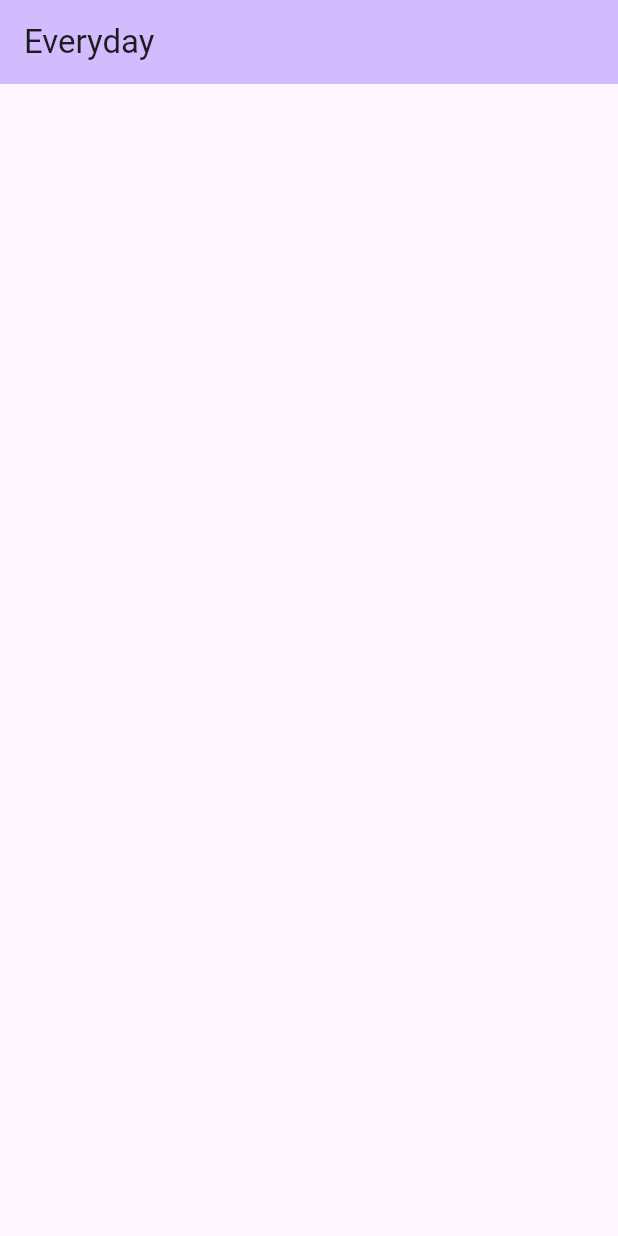
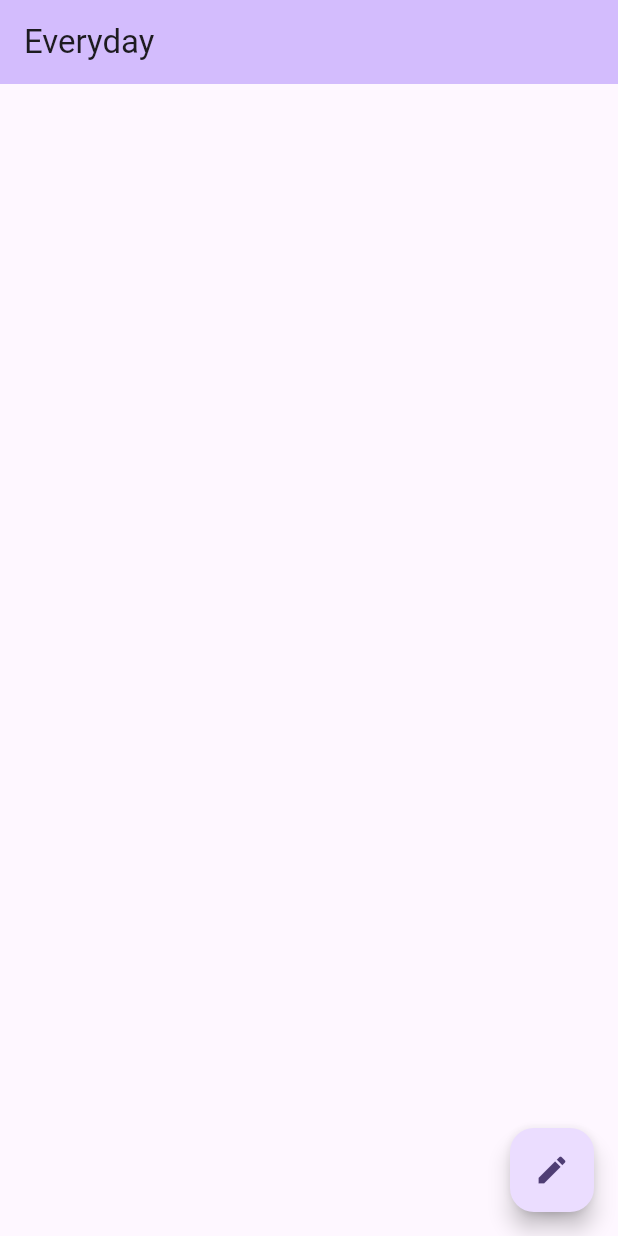
Before and after one commit to bolexyro/everyday, a Flutter app: the screen it shows after launch, on a phone screen of 412 x 824 dp. Run offline on Flutter 3.47's test engine with Material 3 defaults, Android fonts, the phone set to English and light mode, and no system bars.

Commit message:
Create the expandable fab

```diff
--- /dev/null
+++ b/lib/components/expandable_fab.dart
@@ -0,0 +1,231 @@
+import 'package:flutter/material.dart';
+import 'dart:math' as math;
+
+class ExpandableFab extends StatefulWidget {
+  const ExpandableFab({
+    super.key,
+    this.initialOpen,
+    required this.distance,
+    required this.children,
+  });
+
+  final bool? initialOpen;
+  final double distance;
+  final List<Widget> children;
+
+  @override
+  State<ExpandableFab> createState() => _ExpandableFabState();
+}
+
+class _ExpandableFabState extends State<ExpandableFab>
+    with SingleTickerProviderStateMixin {
+  late final AnimationController _controller;
+  late final Animation<double> _expandAnimation;
+  bool _isOpen = false;
+
+  @override
+  void initState() {
+    super.initState();
+    _isOpen = widget.initialOpen ?? false;
+    _controller = AnimationController(
+      value: _isOpen ? 1.0 : 0.0,
+      duration: const Duration(milliseconds: 250),
+      vsync: this,
+    );
+    _expandAnimation = CurvedAnimation(
+      curve: Curves.fastOutSlowIn,
+      reverseCurve: Curves.easeOutQuad,
+      parent: _controller,
+    );
+  }
+
+  @override
+  void dispose() {
+    _controller.dispose();
+    super.dispose();
+  }
+
+  void _toggle() {
+    setState(() {
+      _isOpen = !_isOpen;
+      if (_isOpen) {
+        _controller.forward();
+      } else {
+        _controller.reverse();
+      }
+    });
+  }
+
+  List<Widget> _buildExpandingActionButtons() {
+    final children = <Widget>[];
+    final count = widget.children.length;
+    final step = 90.0 / (count - 1);
+    for (var i = 0, angleInDegrees = 0.0;
+        i < count;
+        i++, angleInDegrees += step) {
+      children.add(
+        _ExpandingActionButton(
+          directionInDegrees: angleInDegrees,
+          maxDistance: widget.distance,
+          progress: _expandAnimation,
+          child: widget.children[i],
+        ),
+      );
+    }
+    return children;
+  }
+
+  @override
+  Widget build(BuildContext context) {
+    return SizedBox.expand(
+      child: Stack(
+        alignment: Alignment.bottomRight,
+        clipBehavior: Clip.none,
+        children: [
+          TapToCloseFab(toggle: _toggle),
+          ..._buildExpandingActionButtons(),
+          TapToOpenFab(
+            toggle: _toggle,
+            isOpen: _isOpen,
+          ),
+        ],
+      ),
+    );
+  }
+}
+
+class TapToOpenFab extends StatelessWidget {
+  const TapToOpenFab({
+    super.key,
+    required this.toggle,
+    required this.isOpen,
+  });
+  final VoidCallback toggle;
+  final bool isOpen;
+  @override
+  Widget build(BuildContext context) {
+    return IgnorePointer(
+      ignoring: isOpen,
+      child: AnimatedContainer(
+        transformAlignment: Alignment.center,
+        transform: Matrix4.diagonal3Values(
+          isOpen ? 0.7 : 1.0,
+          isOpen ? 0.7 : 1.0,
+          1.0,
+        ),
+        duration: const Duration(milliseconds: 250),
+        curve: const Interval(0.0, 0.5, curve: Curves.easeOut),
+        child: AnimatedOpacity(
+          opacity: isOpen ? 0.0 : 1.0,
+          curve: const Interval(0.25, 1.0, curve: Curves.easeInOut),
+          duration: const Duration(milliseconds: 250),
+          child: FloatingActionButton(
+            onPressed: toggle,
+            child: const Icon(Icons.create),
+          ),
+        ),
+      ),
+    );
+  }
+}
+
+class TapToCloseFab extends StatelessWidget {
+  const TapToCloseFab({
+    super.key,
+    required this.toggle,
+  });
+
+  final VoidCallback toggle;
+
+  @override
+  Widget build(BuildContext context) {
+    return SizedBox(
+      width: 56,
+      height: 56,
+      child: Center(
+        child: Material(
+          shape: const CircleBorder(),
+          clipBehavior: Clip.antiAlias,
+          elevation: 4,
+          child: InkWell(
+            onTap: toggle,
+            child: Padding(
+              padding: const EdgeInsets.all(8),
+              child: Icon(
+                Icons.close,
+                color: Theme.of(context).primaryColor,
+              ),
+            ),
+          ),
+        ),
+      ),
+    );
+  }
+}
+
+class _ExpandingActionButton extends StatelessWidget {
+  const _ExpandingActionButton({
+    required this.directionInDegrees,
+    required this.maxDistance,
+    required this.progress,
+    required this.child,
+  });
+
+  final double directionInDegrees;
+  final double maxDistance;
+  final Animation<double> progress;
+  final Widget child;
+
+  @override
+  Widget build(BuildContext context) {
+    return AnimatedBuilder(
+      animation: progress,
+      builder: (context, child) {
+        final offset = Offset.fromDirection(
+          directionInDegrees * (math.pi / 180.0),
+          progress.value * maxDistance,
+        );
+        return Positioned(
+          right: 4.0 + offset.dx,
+          bottom: 4.0 + offset.dy,
+          child: Transform.rotate(
+            angle: (1.0 - progress.value) * math.pi / 2,
+            child: child!,
+          ),
+        );
+      },
+      child: FadeTransition(
+        opacity: progress,
+        child: child,
+      ),
+    );
+  }
+}
+
+@immutable
+class ActionButton extends StatelessWidget {
+  const ActionButton({
+    super.key,
+    this.onPressed,
+    required this.icon,
+  });
+
+  final VoidCallback? onPressed;
+  final Widget icon;
+
+  @override
+  Widget build(BuildContext context) {
+    final theme = Theme.of(context);
+    return Material(
+      shape: const CircleBorder(),
+      clipBehavior: Clip.antiAlias,
+      color: theme.colorScheme.secondary,
+      elevation: 4,
+      child: IconButton(
+        onPressed: onPressed,
+        icon: icon,
+        color: theme.colorScheme.onSecondary,
+      ),
+    );
+  }
+}
--- /dev/null
+++ b/lib/components/file_category_dialog.dart
@@ -0,0 +1,15 @@
+import 'package:flutter/material.dart';
+
+class FileCategoryDialog extends StatelessWidget {
+  const FileCategoryDialog({super.key});
+
+  @override
+  Widget build(BuildContext context) {
+    return const AlertDialog.adaptive(
+      content: Column(
+        mainAxisSize: MainAxisSize.min,
+        children: [Text('data')],
+      ),
+    );
+  }
+}
--- a/lib/main.dart
+++ b/lib/main.dart
@@ -1,4 +1,5 @@
 import 'package:flutter/material.dart';
+import 'package:myapp/screens/home_screen.dart';
 
 void main() {
   runApp(const MyApp());
@@ -15,23 +16,7 @@
         colorScheme: ColorScheme.fromSeed(seedColor: Colors.deepPurple),
         useMaterial3: true,
       ),
-      home: const MyHomePage(),
+      home: const HomeScreen(),
     );
   }
 }
-
-class MyHomePage extends StatelessWidget {
-  const MyHomePage({super.key});
-  @override
-  Widget build(BuildContext context) {
-    return Scaffold(
-      appBar: AppBar(
-        backgroundColor: Theme.of(context).colorScheme.inversePrimary,
-        title: const Text('Everyday'),
-      ),
-      body: const Center(
-
-      ),
-    );
-  }
-}
--- /dev/null
+++ b/lib/screens/home_screen.dart
@@ -0,0 +1,35 @@
+import 'package:flutter/material.dart';
+import 'package:myapp/components/expandable_fab.dart';
+import 'package:myapp/components/file_category_dialog.dart';
+
+class HomeScreen extends StatelessWidget {
+  const HomeScreen({super.key});
+
+  @override
+  Widget build(BuildContext context) {
+    return Scaffold(
+      appBar: AppBar(
+        backgroundColor: Theme.of(context).colorScheme.inversePrimary,
+        title: const Text('Everyday'),
+      ),
+      body: const Center(),
+      floatingActionButton: ExpandableFab(
+        initialOpen: false,
+        distance: 60,
+        children: [
+          ActionButton(
+            onPressed: () => showAdaptiveDialog(
+              context: context,
+              builder: (context) => const FileCategoryDialog(),
+            ),
+            icon: const Icon(Icons.videocam),
+          ),
+          const ActionButton(
+            onPressed: null,
+            icon: Icon(Icons.insert_photo),
+          ),
+        ],
+      ),
+    );
+  }
+}
--- a/pubspec.yaml
+++ b/pubspec.yaml
@@ -35,6 +35,10 @@
   # The following adds the Cupertino Icons font to your application.
   # Use with the CupertinoIcons class for iOS style icons.
   cupertino_icons: ^1.0.6
+  gap: ^3.0.1
+  flutter_riverpod: ^2.6.0
+  sqflite: ^2.4.0
+  image_picker: ^1.1.2
 
 dev_dependencies:
   flutter_test:
```
Also changed, not shown: pubspec.lock.
